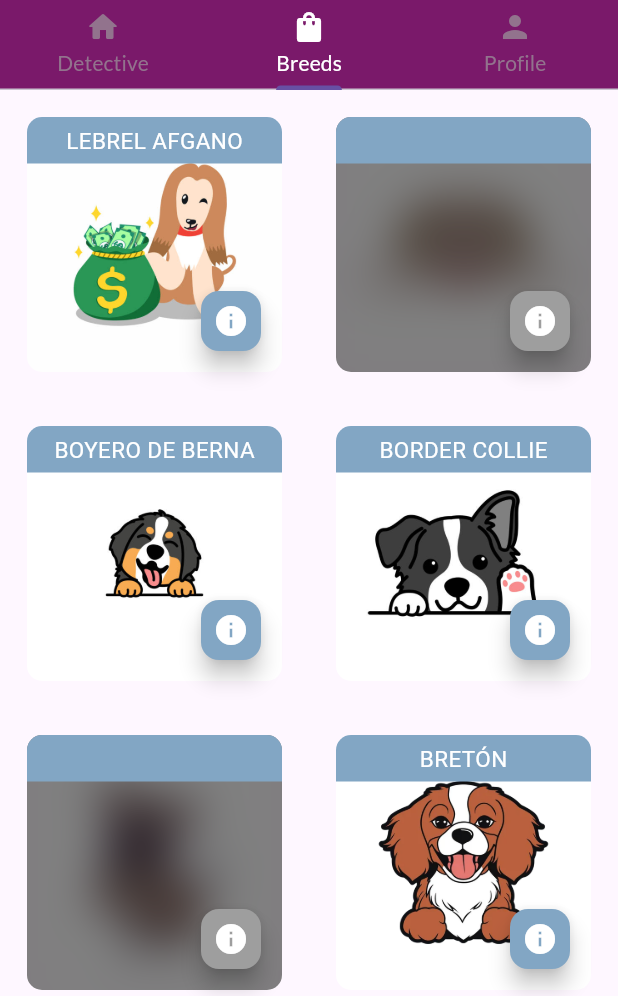
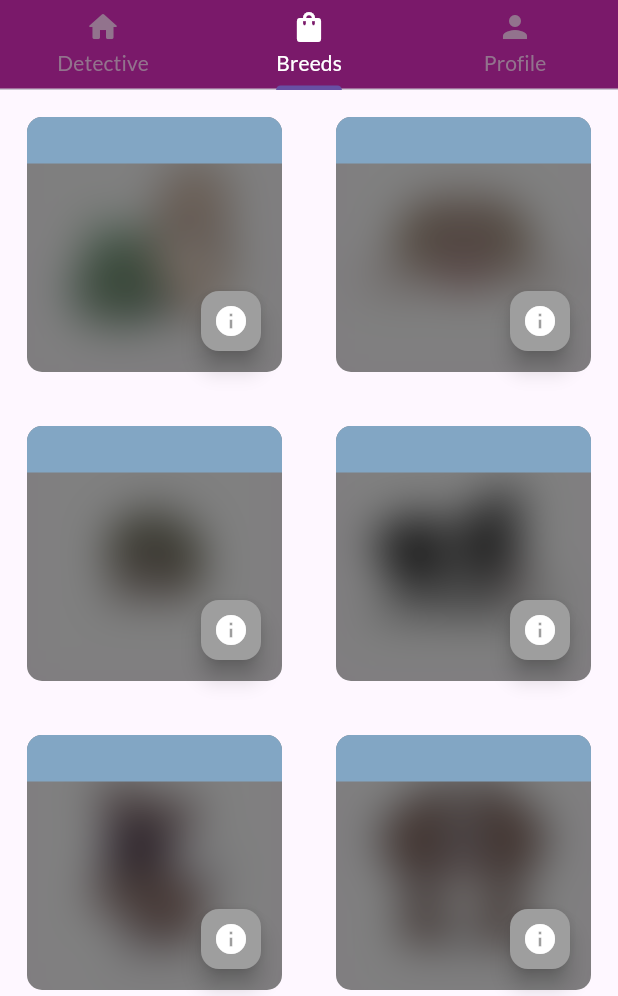
Before and after one commit to nahuelpierini/dog-breed-frontend, a Flutter app: the CollapsingAppbarWithTabsPage screen opened directly, tab 2 chosen, on a phone screen of 412 x 824 dp, the part 240-1236 px from its top. Run offline on Flutter 3.47's test engine with Material 3 defaults, Android fonts, the phone set to English and light mode, and no system bars; our stand-ins replace country_picker, file_picker, google_fonts, image_picker; missing offline and left inert: dart:html; accounts and stored records are empty; network calls fail.

Commit message:
Add persistence to the app, add names in spanish into the  widget predict breed, use local host server

```diff
--- a/lib/pages/breeds_page.dart
+++ b/lib/pages/breeds_page.dart
@@ -2,6 +2,7 @@ import 'package:flutter/material.dart';
 import 'dart:convert';
 import 'package:flutter/services.dart' show rootBundle;
 import 'package:frontend_aplication/widgets/breed_item_widget.dart';
+import 'package:frontend_aplication/storage/dog_persistence.dart'; // importar
 
 class BreedsPage extends StatefulWidget {
   @override
@@ -35,31 +36,7 @@ class BreedsPageState extends State<BreedsPage> {
     22: "whippet",
   };
 
-  Map<int, String> confidenceMap = {
-    0: '95.0',
-    1: '55.0',
-    2: '95.0',
-    3: '95.0',
-    4: '55.0',
-    5: '95.0',
-    6: '55.0',
-    7: '55.0',
-    8: '55.0',
-    9: '95.0',
-    10: '95.0',
-    11: '95.0',
-    12: '55.0',
-    13: '55.0',
-    14: '55.0',
-    15: '55.0',
-    16: '95.0',
-    17: '95.0',
-    18: '55.0',
-    19: '55.0',
-    20: '95.0',
-    21: '95.0',
-    22: '95.0',
-  };
+  Map<String, double> confidenceMap = {}; // Inicializamos vacío
 
   late Future<Map<String, dynamic>> dogInfo;
 
@@ -67,12 +44,20 @@ class BreedsPageState extends State<BreedsPage> {
   void initState() {
     super.initState();
     dogInfo = loadDogInfo();
+    loadConfidenceValues(); // Cargar valores de confianza desde localStorage
   }
 
   Future<Map<String, dynamic>> loadDogInfo() async {
     String jsonString =
         await rootBundle.loadString('assets/data/dog_info.json');
     return json.decode(jsonString);
+  }
+
+  void loadConfidenceValues() {
+    setState(() {
+      confidenceMap =
+          DogBreedPersistence.loadBreeds(); // Cargar los valores guardados
+    });
   }
 
   @override
@@ -84,16 +69,13 @@ class BreedsPageState extends State<BreedsPage> {
           return Center(child: CircularProgressIndicator());
         }
 
-        // Usamos LayoutBuilder para ajustar el número de columnas
         return LayoutBuilder(
           builder: (context, constraints) {
-            // Determinamos el número de columnas según el ancho de la pantalla
-            int crossAxisCount = 4; // Default para pantallas grandes
-
+            int crossAxisCount = 4;
             if (constraints.maxWidth < 600) {
-              crossAxisCount = 2; // 1 columna para pantallas pequeñas
+              crossAxisCount = 2;
             } else if (constraints.maxWidth < 900) {
-              crossAxisCount = 3; // 2 columnas para pantallas medianas
+              crossAxisCount = 3;
             }
 
             return GridView.builder(
@@ -108,18 +90,17 @@ class BreedsPageState extends State<BreedsPage> {
                 String breedName = breedNames[index]!;
                 String imagePath =
                     'assets/breeds/${breedName.toLowerCase().replaceAll(" ", "_")}.jpg';
-                String confidence = confidenceMap[index] ?? '0.0';
+                String confidence =
+                    confidenceMap[breedName]?.toString() ?? '0.0';
 
-                // Ajustar el tamaño de la imagen para que no ocupe toda la celda
                 return Padding(
-                  padding: const EdgeInsets.all(
-                      8.0), // Ajustar el padding para hacer las celdas más pequeñas
+                  padding: const EdgeInsets.all(8.0),
                   child: BreedItemWidget(
                     imagePath: imagePath,
                     breedName: breedName,
                     dogInfo: snapshot.data![breedName],
                     confidence: confidence,
-                    imageWidth: 20, // Ajustar el ancho de las imágenes
+                    imageWidth: 20,
                   ),
                 );
               },
--- a/lib/pages/profile_page.dart
+++ b/lib/pages/profile_page.dart
@@ -128,7 +128,7 @@ class ProfilePageState extends State<ProfilePage> {
                                         Text(
                                           '${_user!.firstName} ${_user!.lastName}',
                                           style: TextStyle(
-                                            fontSize: 24,
+                                            fontSize: 20,
                                             fontWeight: FontWeight.bold,
                                             color: Colors.black87,
                                           ),
@@ -210,7 +210,7 @@ class ProfilePageState extends State<ProfilePage> {
   Widget _buildDogSection() {
     return Center(
       child: ConstrainedBox(
-        constraints: BoxConstraints(maxWidth: 225),
+        constraints: BoxConstraints(maxWidth: 210),
         child: Card(
           elevation: 5,
           shape: RoundedRectangleBorder(
--- a/lib/services/auth_service.dart
+++ b/lib/services/auth_service.dart
@@ -1,16 +1,17 @@
 import 'package:http/http.dart' as http;
-import 'package:flutter_secure_storage/flutter_secure_storage.dart';
 import 'dart:convert';
+import 'dart:html'; // Para trabajar con localStorage en Web
 
+/*
+VER SI PUEDO EVITAR ALMACENAR EL TOKEN EN LOCAL STORAGE  Y SOLO USAR EL EMAIL
+*/
 class AuthService {
   // Base URL for authentication-related API endpoints
-  //static const String _baseUrl = 'https://webapptestdogbreed-byhydfa4e4cycugm.westeurope-01.azurewebsites.net/';
-  static const String _baseUrl = 'http://127.0.0.1:5000/';
+  static const String _baseUrl =
+      'https://webapptestdogbreed-byhydfa4e4cycugm.westeurope-01.azurewebsites.net/';
+  //static const String _baseUrl = 'http://127.0.0.1:5000/';
   // HTTP client to perform API requests
   static final http.Client _client = http.Client();
-
-  // Secure storage instance to store and retrieve sensitive data like tokens
-  static final FlutterSecureStorage _storage = FlutterSecureStorage();
 
   // Login method that authenticates the user and stores the JWT token
   static Future<bool> login(String email, String password) async {
@@ -24,11 +25,12 @@ class AuthService {
     );
 
     if (response.statusCode == 200) {
-      // If the login is successful, store the JWT token in secure storage
+      // If the login is successful, store the JWT token in localStorage
       final jsonResponse = json.decode(response.body);
       final token = jsonResponse[
           'access_token']; // Adjust according to your actual response
-      await _storage.write(key: 'jwt', value: token); // Store token securely
+      window.localStorage['jwt'] = token; // Store token in localStorage
+      window.localStorage['user_email'] = email; // Guardar email del usuario
       print("Login success!");
       return true; // Return true if login is successful
     } else {
@@ -70,13 +72,17 @@ class AuthService {
   static http.Client get client => _client;
 
   // Method to get the stored JWT token
-  static Future<String?> getToken() async {
-    return await _storage.read(
-        key: 'jwt'); // Retrieve the token from secure storage
+  static String? getToken() {
+    return window.localStorage['jwt']; // Retrieve the token from localStorage
   }
 
   // Method to log out by deleting the stored JWT token
   static Future<void> logout() async {
-    await _storage.delete(key: 'jwt'); // Delete the token from secure storage
+    window.localStorage.remove('jwt'); // Delete the token from localStorage
+  }
+
+  // Método para obtener el email del usuario actual
+  static String? getUserEmail() {
+    return window.localStorage['user_email'];
   }
 }
--- a/lib/services/dog_service.dart
+++ b/lib/services/dog_service.dart
@@ -2,8 +2,9 @@ import 'package:http/http.dart' as http;
 import 'package:frontend_aplication/services/auth_service.dart';
 
 class DogService {
-  //static const String _baseUrl = 'https://webapptestdogbreed-byhydfa4e4cycugm.westeurope-01.azurewebsites.net/';
-  static const String _baseUrl = 'http://127.0.0.1:5000/';
+  static const String _baseUrl =
+      'https://webapptestdogbreed-byhydfa4e4cycugm.westeurope-01.azurewebsites.net/';
+  //static const String _baseUrl = 'http://127.0.0.1:5000/';
   static final http.Client _client = http.Client();
 
   static Future<void> updateDog(
--- a/lib/services/user_service.dart
+++ b/lib/services/user_service.dart
@@ -5,8 +5,9 @@ import 'package:frontend_aplication/models/dog.dart';
 import 'package:frontend_aplication/services/auth_service.dart';
 
 class UserService {
-  //static const String _baseUrl = 'https://webapptestdogbreed-byhydfa4e4cycugm.westeurope-01.azurewebsites.net/';
-  static const String _baseUrl = 'http://127.0.0.1:5000/';
+  static const String _baseUrl =
+      'https://webapptestdogbreed-byhydfa4e4cycugm.westeurope-01.azurewebsites.net/';
+  //static const String _baseUrl = 'http://127.0.0.1:5000/';
   static final http.Client _client = http.Client();
 
   static Future<User?> getUserProfile() async {
--- /dev/null
+++ b/lib/storage/dog_persistence.dart
@@ -0,0 +1,71 @@
+import 'dart:convert';
+import 'dart:html';
+import 'package:frontend_aplication/services/auth_service.dart';
+
+class DogBreedPersistence {
+  // Obtener clave específica para el usuario
+  static String _getUserStorageKey() {
+    String? email = AuthService.getUserEmail();
+    if (email == null) {
+      throw Exception("No user is logged in");
+    }
+    return 'user_dog_breeds_$email'; // Clave específica por usuario
+  }
+
+  // Guardar los datos de las razas en localStorage
+  static void saveBreeds(Map<String, double> breeds) {
+    try {
+      String key = _getUserStorageKey();
+      String breedsJson = json.encode(breeds);
+      window.localStorage[key] = breedsJson;
+    } catch (e) {
+      print("Error saving breeds: $e");
+    }
+  }
+
+  // Cargar los datos de las razas desde localStorage
+  static Map<String, double> loadBreeds() {
+    try {
+      String key = _getUserStorageKey();
+      String? breedsJson = window.localStorage[key];
+
+      if (breedsJson == null) {
+        return initializeBreeds();
+      }
+
+      return Map<String, double>.from(json.decode(breedsJson));
+    } catch (e) {
+      print("Error loading breeds: $e");
+      return initializeBreeds();
+    }
+  }
+
+  // Inicializar las razas con confianza 0
+  static Map<String, double> initializeBreeds() {
+    return {
+      "afghan_hound": 0,
+      "beagle": 0,
+      "bernese_mountain_dog": 0,
+      "border_collie": 0,
+      "boxer": 0,
+      "brittany_spaniel": 0,
+      "chihuahua": 0,
+      "chow": 0,
+      "cocker_spaniel": 0,
+      "dachshund": 0,
+      "doberman": 0,
+      "french_bulldog": 0,
+      "german_shepherd": 0,
+      "golden_retriever": 0,
+      "labrador_retriever": 0,
+      "pitbull": 0,
+      "pug": 0,
+      "rottweiler": 0,
+      "saint_bernard": 0,
+      "siberian_husky": 0,
+      "toy_poodle": 0,
+      "weimaraner": 0,
+      "whippet": 0,
+    };
+  }
+}
--- a/lib/widgets/breed_item_widget.dart
+++ b/lib/widgets/breed_item_widget.dart
@@ -25,6 +25,7 @@ class BreedItemWidgetState extends State<BreedItemWidget> {
   @override
   Widget build(BuildContext context) {
     double confidenceValue = double.tryParse(widget.confidence) ?? 0.0;
+    const double confidence = 70;
 
     return GestureDetector(
       onTap: () {
@@ -40,7 +41,7 @@ class BreedItemWidgetState extends State<BreedItemWidget> {
             child: Stack(
               children: [
                 ColorFiltered(
-                  colorFilter: confidenceValue < 90
+                  colorFilter: confidenceValue < confidence
                       ? ColorFilter.mode(Colors.blueGrey, BlendMode.saturation)
                       : ColorFilter.mode(
                           Colors.transparent, BlendMode.saturation),
@@ -51,7 +52,7 @@ class BreedItemWidgetState extends State<BreedItemWidget> {
                     height: double.infinity,
                   ),
                 ),
-                if (confidenceValue < 90)
+                if (confidenceValue < confidence)
                   BackdropFilter(
                     filter: ImageFilter.blur(sigmaX: 15.0, sigmaY: 15.0),
                     child: Container(
@@ -82,7 +83,7 @@ class BreedItemWidgetState extends State<BreedItemWidget> {
                 child: Text(
                   widget.dogInfo['raza'].toUpperCase(),
                   style: GoogleFonts.cherryBombOne(
-                    color: confidenceValue < 90
+                    color: confidenceValue < confidence
                         ? Color.fromARGB(255, 130, 166, 196)
                         : Colors.white, // Cambio de color según confianza
                     fontSize: 15.0,
@@ -99,10 +100,10 @@ class BreedItemWidgetState extends State<BreedItemWidget> {
             right: 10,
             child: FloatingActionButton(
               mini: true,
-              backgroundColor: confidenceValue < 90
+              backgroundColor: confidenceValue < confidence
                   ? Colors.grey
                   : const Color.fromARGB(255, 130, 166, 196),
-              onPressed: confidenceValue < 90
+              onPressed: confidenceValue < confidence
                   ? null
                   : () {
                       setState(() {
--- a/pubspec.yaml
+++ b/pubspec.yaml
@@ -24,14 +24,13 @@ dependencies:
   mime: ^2.0.0
   http_parser: ^4.0.2
   shared_preferences: ^2.5.1
-  hive: ^2.2.3
-  hive_flutter: ^1.1.0
 
 dev_dependencies:
   flutter_test:
     sdk: flutter
   mockito: ^5.0.0
   http_mock_adapter: ^0.6.1
+  build_runner: ^2.1.5
 
   flutter_lints: ^5.0.0
 
```
Also changed, not shown: lib/services/api_service.dart (+58 -34 lines), lib/widgets/image_picker_widget.dart (+44 -9 lines), pubspec.lock.
